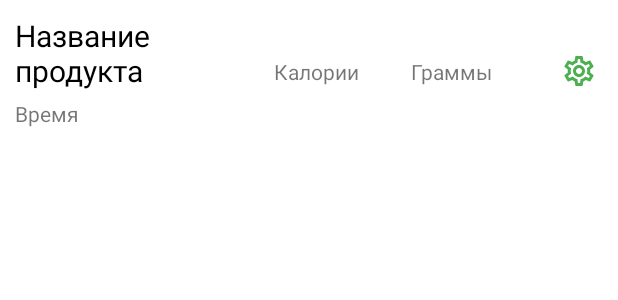
After one commit to pauldub04/KiteApp, an Android app: the layout product_main_block.xml on its own in the app's theme, with its tools: preview values and no code run, on a phone screen of 412 x 824 dp. The commit adds this screen. Shown: the top 300 px of the screen. Run offline under Robolectric (Android 15) with nearby library versions, the light colour scheme and no system bars; network calls fail.

Commit message:
small visual changes, created product_main_block

```diff
--- a/app/src/main/AndroidManifest.xml
+++ b/app/src/main/AndroidManifest.xml
@@ -9,9 +9,8 @@
         android:roundIcon="@mipmap/ic_launcher_round"
         android:supportsRtl="true"
         android:theme="@style/Theme.FoodApp">
-        <activity android:name=".AddFoodNew"></activity>
+        <activity android:name=".AddFoodActivity"></activity>
         <activity android:name=".Authorization" />
-        <activity android:name=".AddFood" />
         <activity android:name=".MainActivity">
             <intent-filter>
                 <action android:name="android.intent.action.MAIN" />
--- a/app/src/main/java/com/example/foodapp/AddFoodNew.java
+++ b/app/src/main/java/com/example/foodapp/AddFoodActivity.java
@@ -6,7 +6,6 @@ import androidx.recyclerview.widget.RecyclerView;
 import android.os.Bundle;
 import android.text.Editable;
 import android.text.TextWatcher;
-import android.util.Log;
 
 import com.example.foodapp.db.DbStaticManager;
 import com.google.android.material.textfield.TextInputEditText;
@@ -14,7 +13,7 @@ import com.google.android.material.textfield.TextInputEditText;
 import java.io.IOException;
 import java.util.ArrayList;
 
-public class AddFoodNew extends AppCompatActivity {
+public class AddFoodActivity extends AppCompatActivity {
 
     private DbStaticManager dbManager;
 
@@ -24,7 +23,7 @@ public class AddFoodNew extends AppCompatActivity {
     @Override
     protected void onCreate(Bundle savedInstanceState) {
         super.onCreate(savedInstanceState);
-        setContentView(R.layout.activity_add_food_new);
+        setContentView(R.layout.activity_add_food);
 
         dbManager = new DbStaticManager(this);
         try {
--- a/app/src/main/java/com/example/foodapp/FoodFragment.java
+++ b/app/src/main/java/com/example/foodapp/FoodFragment.java
@@ -1,6 +1,5 @@
 package com.example.foodapp;
 
-import android.annotation.SuppressLint;
 import android.content.Context;
 import android.content.Intent;
 import android.content.SharedPreferences;
@@ -11,7 +10,6 @@ import androidx.fragment.app.Fragment;
 import android.view.LayoutInflater;
 import android.view.View;
 import android.view.ViewGroup;
-import android.widget.Button;
 import android.widget.TextView;
 
 import com.example.foodapp.db.DbManager;
@@ -50,7 +48,7 @@ public class FoodFragment extends Fragment {
         // add food
         FloatingActionButton btnAdd = rootView.findViewById(R.id.buttonAdd);
         btnAdd.setOnClickListener(v -> {
-            Intent toAdd = new Intent(getActivity(), AddFoodNew.class);
+            Intent toAdd = new Intent(getActivity(), AddFoodActivity.class);
             startActivity(toAdd);
         });
 
--- a/app/src/main/res/layout/fragment_food.xml
+++ b/app/src/main/res/layout/fragment_food.xml
@@ -25,11 +25,12 @@
         android:id="@+id/buttonAdd"
         android:layout_width="wrap_content"
         android:layout_height="wrap_content"
-        android:layout_gravity="bottom|right"
+        android:layout_gravity="bottom|center"
         android:layout_margin="16dp"
         android:contentDescription="@string/adding_food"
         app:srcCompat="@drawable/ic_add_black_24dp"
-        tools:ignore="RtlHardcoded,VectorDrawableCompat" />
+        tools:ignore="RtlHardcoded,VectorDrawableCompat"
+        />
 
 </androidx.coordinatorlayout.widget.CoordinatorLayout>
 
--- a/app/src/main/res/layout/product_block.xml
+++ b/app/src/main/res/layout/product_add_block.xml
@@ -13,7 +13,6 @@
         android:layout_weight="10"
         android:layout_height="wrap_content"
         android:layout_marginLeft="10dp"
-        android:layout_marginStart="10dp"
         android:orientation="vertical"
         >
         <LinearLayout
@@ -78,7 +77,8 @@
         android:layout_marginTop="10dp"
         android:layout_marginRight="10dp"
         android:layout_marginEnd="10dp"
-        android:text="+"
+        style="@style/Widget.MaterialComponents.Button.TextButton"
+        app:icon="@drawable/ic_add_black_24dp"
         />
 
 </LinearLayout>
--- /dev/null
+++ b/app/src/main/res/layout/product_main_block.xml
@@ -0,0 +1,59 @@
+<?xml version="1.0" encoding="utf-8"?>
+<LinearLayout xmlns:android="http://schemas.android.com/apk/res/android"
+    xmlns:app="http://schemas.android.com/apk/res-auto"
+    android:orientation="horizontal"
+    android:layout_width="match_parent"
+    android:layout_height="wrap_content">
+
+    <LinearLayout
+        android:layout_width="0dp"
+        android:layout_weight="2"
+        android:layout_height="wrap_content"
+        android:orientation="vertical"
+        android:padding="10dp"
+        >
+        <TextView
+            android:id="@+id/textView"
+            android:layout_width="wrap_content"
+            android:layout_height="wrap_content"
+            android:textSize="20sp"
+            android:textColor="@color/black"
+            android:text="@string/product" />
+
+        <TextView
+            android:id="@+id/textViewTime"
+            android:layout_width="wrap_content"
+            android:layout_height="wrap_content"
+            android:layout_marginTop="5dp"
+            android:text="@string/time" />
+
+    </LinearLayout>
+
+    <TextView
+        android:id="@+id/textViewCal"
+        android:layout_width="0dp"
+        android:layout_weight="1"
+        android:layout_height="wrap_content"
+        android:layout_gravity="center"
+        android:text="@string/calories" />
+
+    <TextView
+        android:id="@+id/textViewGrams"
+        android:layout_width="0dp"
+        android:layout_weight="1"
+        android:layout_height="wrap_content"
+        android:layout_gravity="center"
+        android:text="@string/grams" />
+
+    <Button
+        android:id="@+id/button"
+        android:layout_width="0dp"
+        android:layout_weight="0.5"
+        android:layout_height="wrap_content"
+        android:layout_gravity="center"
+        style="@style/Widget.MaterialComponents.Button.TextButton"
+        app:icon="@drawable/ic_settings_black_24dp"
+        />
+
+
+</LinearLayout>
--- a/app/src/main/res/values/strings.xml
+++ b/app/src/main/res/values/strings.xml
@@ -30,6 +30,9 @@
     <string name="create">Создать</string>
     <string name="save">Сохранить</string>
     <string name="product">Название продукта</string>
+    <string name="time">Время</string>
+    <string name="grams">Граммы</string>
+    <string name="plus">+</string>
 
 
 </resources>
```
Also changed, not shown: app/src/main/java/com/example/foodapp/AddFood.java (deleted, +0 -50 lines), app/src/main/java/com/example/foodapp/ProductStateAdapter.java (+2 -11 lines), app/src/main/res/layout/add_food.xml (deleted, +0 -116 lines), app/src/main/res/layout/activity_add_food.xml (renamed from app/src/main/res/layout/activity_add_food_new.xml).
